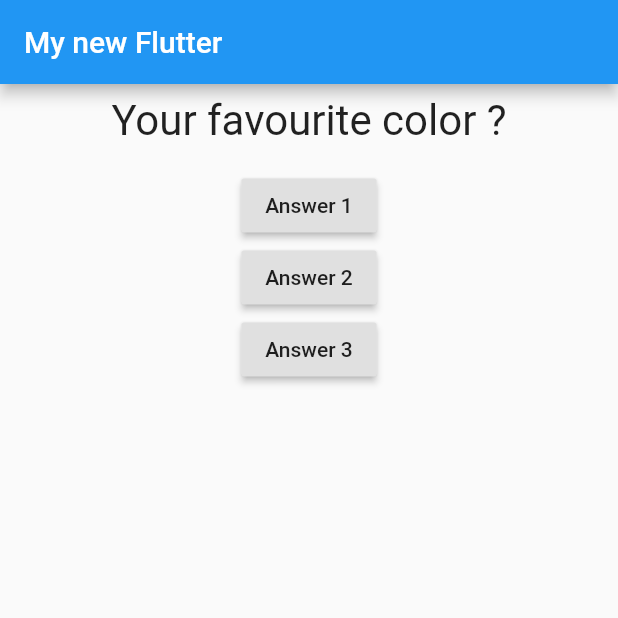
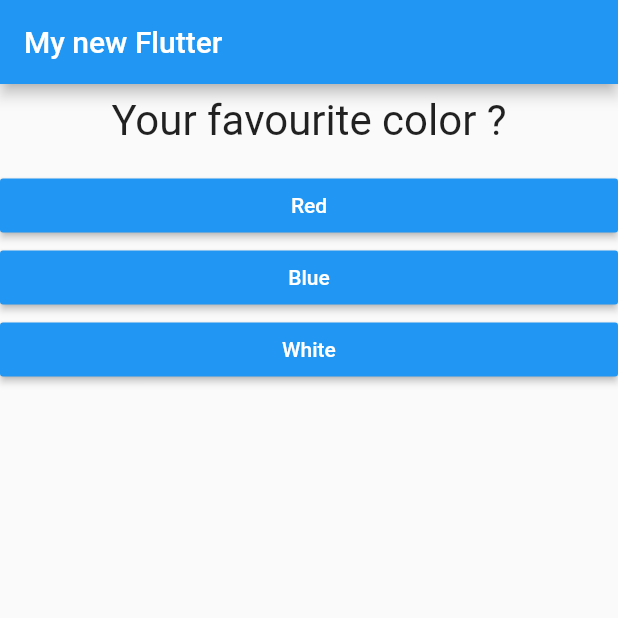
Before and after one commit to amovsisyan/flutter-dart-first-steps, a Flutter app: the screen it shows after launch, on a phone screen of 412 x 824 dp, the top half of it. Run offline on Flutter 3.47's test engine with Material 2 defaults, Android fonts, the phone set to English and light mode, and no system bars.

Commit message:
answers mapped, new widget Answer

```diff
--- /dev/null
+++ b/lib/Answer.dart
@@ -0,0 +1,21 @@
+import 'package:flutter/material.dart';
+
+class Answer extends StatelessWidget {
+  final Function onAnswer;
+  final String text;
+
+  Answer({this.onAnswer, this.text});
+
+  @override
+  Widget build(BuildContext context) {
+    return Container(
+      child: RaisedButton(
+        child: Text(this.text),
+        textColor: Colors.white,
+        onPressed: this.onAnswer,
+        color: Colors.blue,
+      ),
+      width: double.infinity,
+    );
+  }
+}
--- a/lib/main.dart
+++ b/lib/main.dart
@@ -1,5 +1,6 @@
 import 'package:flutter/material.dart';
 import './Question.dart';
+import './Answer.dart';
 
 void main() => runApp(MyApp());
 
@@ -10,16 +11,27 @@ class MyApp extends StatefulWidget {
   }
 }
 
-
 class MyAppState extends State<MyApp> {
   int _questionIndex = 0;
-  List<String> _questions = [
-    'Your favourite color ?',
-    'Your favourite animal ?',
+  List<Map<String, Object>> _questions = [
+    {
+      'question': 'Your favourite color ?',
+      'answers': ['Red', 'Blue', 'White']
+    },
+    {
+      'question': 'Your favourite fruits ?',
+      'answers': ['Apple', 'Banana', 'Grape']
+    },
+    {
+      'question': 'Your favourite animal ?',
+      'answers': ['Rabbit', 'Snake', 'Lion']
+    }
   ];
 
   @override
   Widget build(BuildContext context) {
+    Map<String, Object> question = this._questions[this._questionIndex];
+
     return MaterialApp(
       home: Scaffold(
         appBar: AppBar(
@@ -27,26 +39,17 @@ class MyAppState extends State<MyApp> {
         ),
         body: Column(
           children: [
-            Question(this._questions[this._questionIndex]),
-            RaisedButton(
-              child: Text('Answer 1'),
-              onPressed: () => this.answerQuestion(1),
-            ),
-            RaisedButton(
-              child: Text('Answer 2'),
-              onPressed: () => this.answerQuestion(2),
-            ),
-            RaisedButton(
-              child: Text('Answer 3'),
-              onPressed: () => this.answerQuestion(3),
-            ),
+            Question(question['question']),
+            ...(question['answers'] as List<String>).map((answerText) {
+              return Answer(onAnswer: this.answerQuestion, text: answerText);
+            }).toList()
           ],
         ),
       ),
     );
   }
 
-  void answerQuestion(int answerId) {
+  void answerQuestion() {
     int questionIndex = 0;
     if (this._questionIndex <= this._questions.length - 2) {
       questionIndex = this._questionIndex + 1;
@@ -56,7 +59,6 @@ class MyAppState extends State<MyApp> {
       this._questionIndex = questionIndex;
     });
 
-    print(answerId);
     print(this._questionIndex);
   }
 }
```
